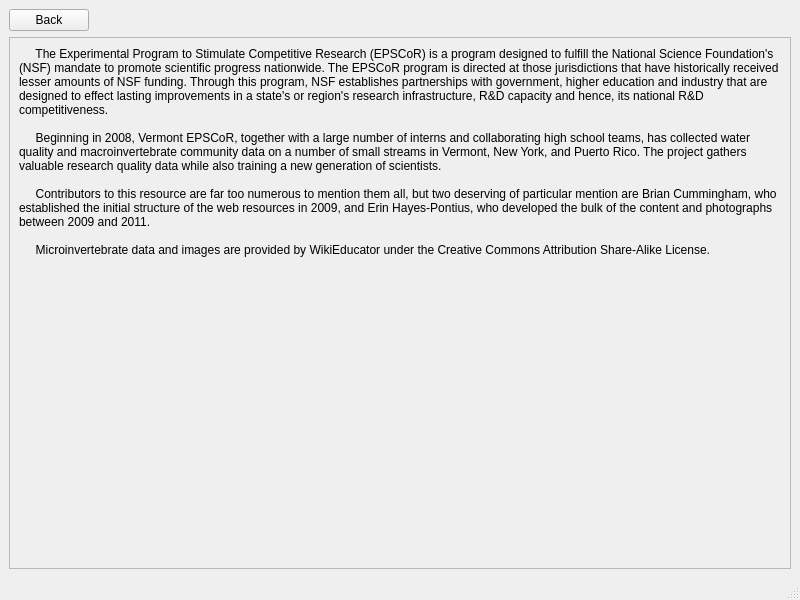
Old version of the form views/aboutview.ui in the repository Vermont-EPSCoR/Macroinvertebrates.
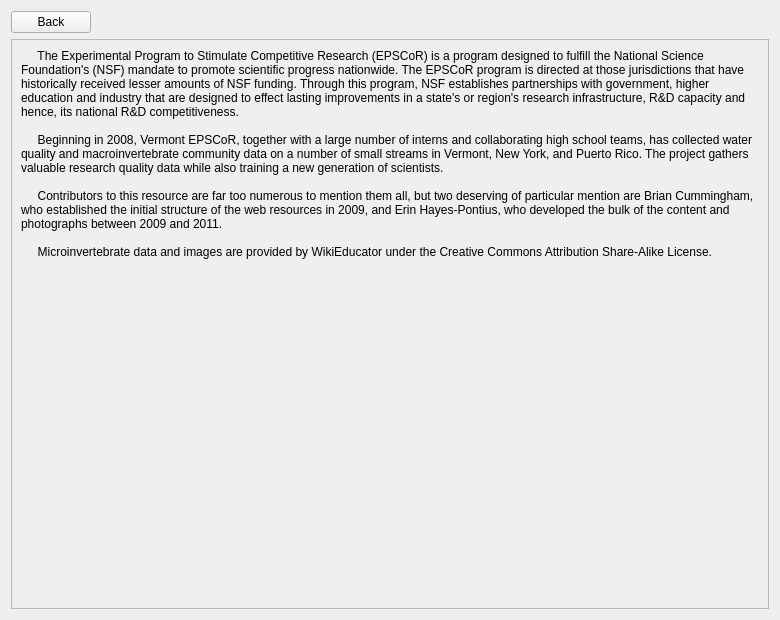
New version of the form.

Commit message:
Ported views from QMainWindows to QWidgets
Removed locationview

Diff of the .ui file:
```diff
--- a/views/aboutview.ui
+++ b/views/aboutview.ui
@@ -1,19 +1,18 @@
 <?xml version="1.0" encoding="UTF-8"?>
 <ui version="4.0">
  <class>AboutView</class>
- <widget class="QMainWindow" name="AboutView">
+ <widget class="QWidget" name="AboutView">
   <property name="geometry">
    <rect>
     <x>0</x>
     <y>0</y>
-    <width>800</width>
-    <height>600</height>
+    <width>780</width>
+    <height>620</height>
    </rect>
   </property>
   <property name="windowTitle">
    <string>VT EPSCoR Field Guide</string>
   </property>
-  <widget class="QWidget" name="centralwidget">
    <layout class="QVBoxLayout" name="verticalLayout">
     <item>
      <layout class="QHBoxLayout" name="horizontalLayout">
@@ -49,8 +48,8 @@
         <rect>
          <x>0</x>
          <y>0</y>
-         <width>774</width>
-         <height>489</height>
+        <width>754</width>
+        <height>552</height>
         </rect>
        </property>
        <layout class="QVBoxLayout" name="verticalLayout_2">
@@ -78,18 +77,6 @@
      </widget>
     </item>
    </layout>
-  </widget>
-  <widget class="QMenuBar" name="menubar">
-   <property name="geometry">
-    <rect>
-     <x>0</x>
-     <y>0</y>
-     <width>800</width>
-     <height>22</height>
-    </rect>
-   </property>
-  </widget>
-  <widget class="QStatusBar" name="statusbar"/>
  </widget>
  <resources/>
  <connections/>
```
Left out of the diff: 4 changed lines with no effect on the pictures. Lines whose indentation alone changed are shown as unchanged. The commit also changes 21 other files.
